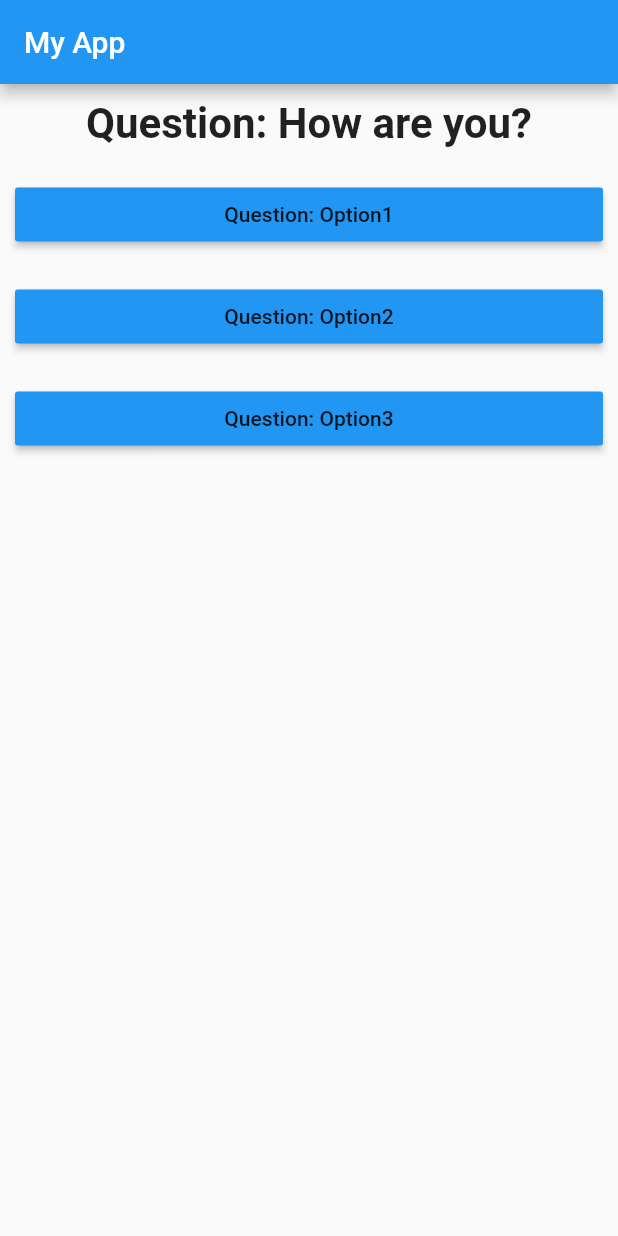
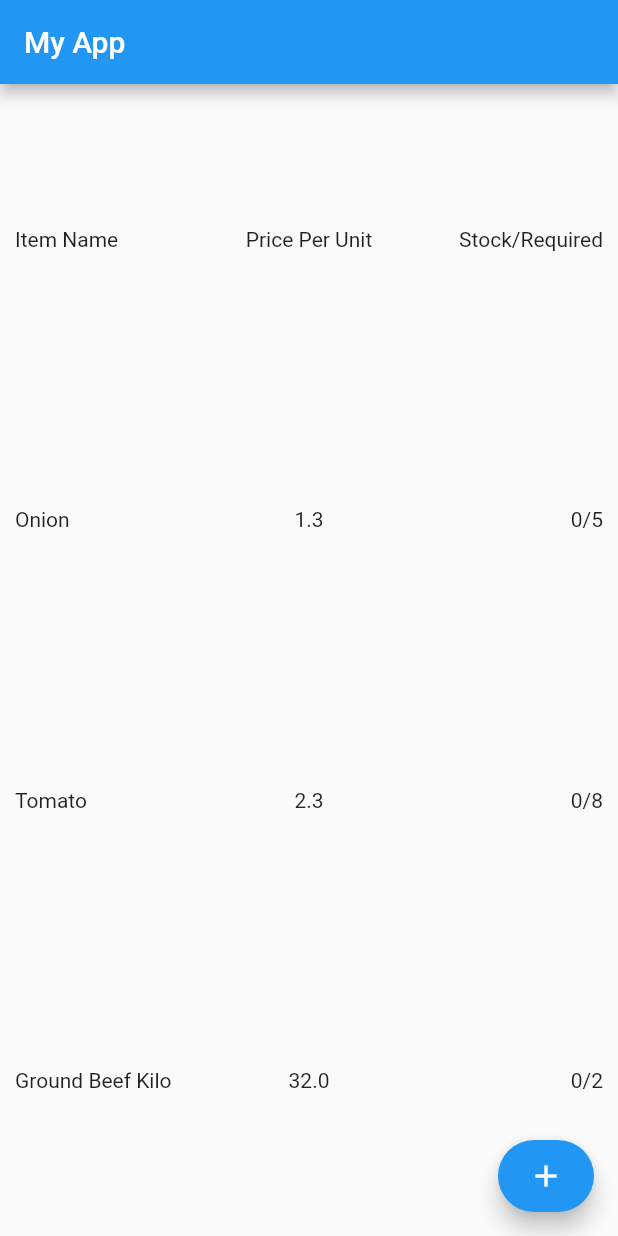
Before and after one commit to Nadav183/Shopping-Cart, a Flutter app: the screen it shows after launch, on a phone screen of 412 x 824 dp. Run offline on Flutter 3.47's test engine with Material 2 defaults, Android fonts, the phone set to English and light mode, and no system bars.

Commit message:
Remade app to display a bunch of groceries. index.dart - Main page of the app item.dart - grocery item class

```diff
--- a/lib/Answer.dart
+++ b/lib/Answer.dart
@@ -2,16 +2,17 @@ import 'package:flutter/material.dart';
 
 class Answer extends StatelessWidget {
   final String questionText;
+  final Function func;
+  final String value;
 
-  Answer(this.questionText);
+  Answer(this.questionText, this.func, this.value);
   @override
   Widget build(BuildContext context) {
     return Container(
       width: double.infinity,
-      margin: EdgeInsets.all(10),
       child:RaisedButton(
-        child: Text('Question: '+questionText),
-        onPressed: () => null,
+        child: Text('Answer: '+questionText),
+        onPressed: () => func(value),
         color: Colors.blue,
       ),
     );
--- /dev/null
+++ b/lib/index.dart
@@ -0,0 +1,35 @@
+import 'package:flutter/material.dart';
+import './item.dart';
+var items = [Item(name: 'Onion', pricePerUnit: 1.3,amountInStock: 0,amountBase: 5),
+             Item(name: 'Tomato', pricePerUnit: 2.3,amountInStock: 0,amountBase: 8),
+             Item(name: 'Ground Beef Kilo', pricePerUnit: 32,amountInStock: 0,amountBase: 2),];
+
+class Index extends StatelessWidget {
+
+  Widget build(BuildContext context) {
+    return Container(
+      width: double.infinity,
+      margin: EdgeInsets.all(10),
+      child: Column(
+        children: <Widget>[
+          Expanded(child: Row(
+            children: <Widget>[
+              Expanded(child:Text('Item Name', textAlign: TextAlign.left)),
+              Expanded(child:Text('Price Per Unit',textAlign: TextAlign.center)),
+              Expanded(child:Text('Stock/Required',textAlign: TextAlign.right)),
+            ],
+          )),
+          ...(items.map((item) {
+            return Expanded(child: Row(
+              children: <Widget>[
+                Expanded(child:Text('${item.name}', textAlign: TextAlign.left)),
+                Expanded(child:Text('${item.pricePerUnit}',textAlign: TextAlign.center)),
+                Expanded(child:Text('${item.amountInStock}/${item.amountBase}',textAlign: TextAlign.right)),
+              ],
+            ));
+          }))
+        ],
+      ),
+    );
+  }
+}
--- /dev/null
+++ b/lib/item.dart
@@ -0,0 +1,10 @@
+import 'package:flutter/material.dart';
+
+class Item {
+  String name;
+  double pricePerUnit;
+  int amountInStock;
+  int amountBase;
+
+  Item({this.name, this.pricePerUnit, this.amountInStock = 0, this.amountBase});
+}
--- a/lib/main.dart
+++ b/lib/main.dart
@@ -1,41 +1,30 @@
 import 'package:flutter/material.dart';
 
-import './question.dart';
-import './answer.dart';
+import './index.dart';
+import './item.dart';
 
 void main() => runApp(MyApp());
 
 class MyApp extends StatefulWidget {
   @override
   State<StatefulWidget> createState() {
-    // TODO: implement createState
     return _MyAppState();
   }
 }
 
 class _MyAppState extends State<MyApp> {
-  var _questionIndex = 0;
-  var questions = ['How are you?', 'Are you hungry?','???'];
-
-  void _answerQuestion(num) {
-    print("You chose $num!");
-    if (_questionIndex == questions.length-1) {
-      setState(() => _questionIndex = 0);
-    }
-    else
-      setState(() => _questionIndex++);
-  }
+  var curPage = 'index';
+  var bodyPage = {'index': Index(),};
   @override
   Widget build(BuildContext context) {
     return MaterialApp(home: Scaffold(
-      appBar: AppBar(title: Text('My App'),),
-      body: Column(children: <Widget>[
-        Question(questions[_questionIndex]),
-        Answer('Option1'),
-        Answer('Option2'),
-        Answer('Option3'),
-      ],
-      ),
-    ));
+        appBar: AppBar(title: Text('My App')),
+        body: (bodyPage[curPage]),
+        floatingActionButton: FloatingActionButton.extended(
+          label: Icon(Icons.add,),
+          onPressed: () => {},
+        ),
+    )
+    );
   }
 }
```
